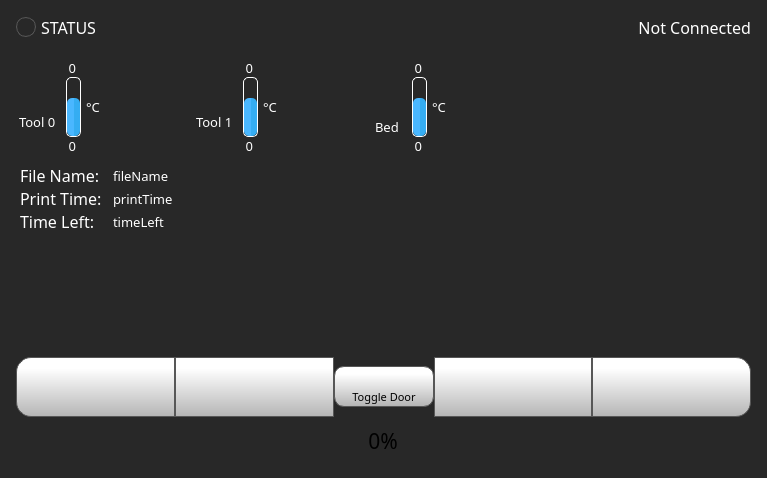
FracktalWorks/ControlCenter, file octoprint_ControlCenter/ui/home_screen/home_screen.ui: the form before one commit.
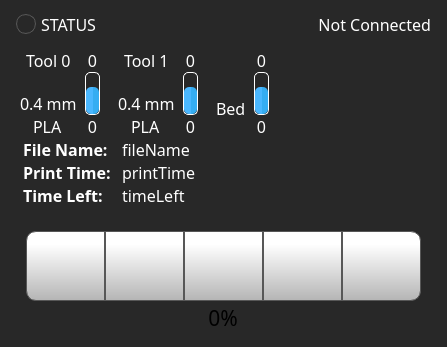
The form after the commit. Icons and pictures are not drawn.

The edit to the form file:
```diff
--- a/octoprint_ControlCenter/ui/home_screen/home_screen.ui
+++ b/octoprint_ControlCenter/ui/home_screen/home_screen.ui
@@ -6,8 +6,8 @@
    <rect>
     <x>0</x>
     <y>0</y>
-    <width>767</width>
-    <height>478</height>
+    <width>447</width>
+    <height>316</height>
    </rect>
   </property>
   <property name="windowTitle">
@@ -26,13 +26,13 @@
       <number>5</number>
      </property>
      <property name="topMargin">
-      <number>5</number>
+      <number>2</number>
      </property>
      <property name="rightMargin">
       <number>5</number>
      </property>
      <property name="bottomMargin">
-      <number>5</number>
+      <number>2</number>
      </property>
      <item alignment="Qt::AlignVCenter">
       <widget class="QLabel" name="printerStatusColour">
@@ -184,8 +184,8 @@
         <property name="styleSheet">
          <string notr="true">QFrame {
     border: none;
-    border-radius: 20px;
-    margin-right: 4px;
+    border-radius: 10px;
+    margin-right: 2px;
 
     background: qlineargradient(
         x1:0, y1:0, x2:1, y2:1,
@@ -207,7 +207,7 @@
           <number>0</number>
          </property>
          <property name="leftMargin">
-          <number>5</number>
+          <number>0</number>
          </property>
          <property name="topMargin">
           <number>0</number>
@@ -223,14 +223,23 @@
            <property name="spacing">
             <number>0</number>
            </property>
+           <property name="leftMargin">
+            <number>5</number>
+           </property>
            <property name="topMargin">
-            <number>0</number>
+            <number>5</number>
+           </property>
+           <property name="rightMargin">
+            <number>10</number>
            </property>
            <item>
             <layout class="QHBoxLayout" name="tool0Layout">
              <property name="spacing">
               <number>0</number>
              </property>
+             <property name="rightMargin">
+              <number>10</number>
+             </property>
              <item>
               <layout class="QVBoxLayout" name="verticalLayout_2">
                <item>
@@ -246,50 +255,12 @@
                  </property>
                 </spacer>
                </item>
-               <item alignment="Qt::AlignHCenter|Qt::AlignVCenter">
-                <widget class="QLabel" name="tool0Label">
-                 <property name="minimumSize">
-                  <size>
-                   <width>30</width>
-                   <height>30</height>
-                  </size>
-                 </property>
-                 <property name="maximumSize">
-                  <size>
-                   <width>40</width>
-                   <height>40</height>
-                  </size>
-                 </property>
-                 <property name="font">
-                  <font>
-                   <family>Gotham</family>
-                   <pointsize>16</pointsize>
-                   <weight>50</weight>
-                   <bold>false</bold>
-                   <underline>false</underline>
-                   <strikeout>false</strikeout>
-                  </font>
-                 </property>
-                 <property name="styleSheet">
-                  <string notr="true"/>
-                 </property>
-                 <property name="text">
-                  <string/>
-                 </property>
-                 <property name="pixmap">
-                  <pixmap resource="../resources/resource.qrc">:/Icons/img/icons/Nozzle.png</pixmap>
-                 </property>
-                 <property name="scaledContents">
-                  <bool>true</bool>
-                 </property>
-                </widget>
-               </item>
-               <item alignment="Qt::AlignHCenter|Qt::AlignVCenter">
+               <item alignment="Qt::AlignHCenter|Qt::AlignBottom">
                 <widget class="QLabel" name="label">
                  <property name="font">
                   <font>
                    <family>Montserrat</family>
-                   <pointsize>10</pointsize>
+                   <pointsize>12</pointsize>
                   </font>
                  </property>
                  <property name="styleSheet">
@@ -302,6 +273,80 @@
                  </property>
                 </widget>
                </item>
+               <item alignment="Qt::AlignHCenter|Qt::AlignVCenter">
+                <widget class="QLabel" name="tool0Label">
+                 <property name="minimumSize">
+                  <size>
+                   <width>20</width>
+                   <height>20</height>
+                  </size>
+                 </property>
+                 <property name="maximumSize">
+                  <size>
+                   <width>40</width>
+                   <height>40</height>
+                  </size>
+                 </property>
+                 <property name="font">
+                  <font>
+                   <family>Gotham</family>
+                   <pointsize>16</pointsize>
+                   <weight>50</weight>
+                   <bold>false</bold>
+                   <underline>false</underline>
+                   <strikeout>false</strikeout>
+                  </font>
+                 </property>
+                 <property name="styleSheet">
+                  <string notr="true"/>
+                 </property>
+                 <property name="text">
+                  <string/>
+                 </property>
+                 <property name="pixmap">
+                  <pixmap resource="../resources/resource.qrc">:/Icons/img/icons/Nozzle.png</pixmap>
+                 </property>
+                 <property name="scaledContents">
+                  <bool>true</bool>
+                 </property>
+                </widget>
+               </item>
+               <item>
+                <widget class="QLabel" name="tool0LoadedNozzle">
+                 <property name="font">
+                  <font>
+                   <family>Montserrat</family>
+                   <pointsize>12</pointsize>
+                  </font>
+                 </property>
+                 <property name="styleSheet">
+                  <string notr="true">
+color: White;
+background-color: rgb(255, 255, 255,0);</string>
+                 </property>
+                 <property name="text">
+                  <string>0.4 mm</string>
+                 </property>
+                </widget>
+               </item>
+               <item alignment="Qt::AlignHCenter">
+                <widget class="QLabel" name="label_6">
+                 <property name="font">
+                  <font>
+                   <family>Montserrat</family>
+                   <pointsize>12</pointsize>
+                  </font>
+                 </property>
+                 <property name="styleSheet">
+                  <string notr="true">
+color: White;
+background-color: rgb(255, 255, 255,0);</string>
+                 </property>
+                 <property name="text">
+                  <string>PLA</string>
+                 </property>
+                </widget>
+               </item>
                <item>
                 <spacer name="verticalSpacer_4">
                  <property name="orientation">
@@ -327,7 +372,7 @@
                  <property name="font">
                   <font>
                    <family>Montserrat</family>
-                   <pointsize>10</pointsize>
+                   <pointsize>12</pointsize>
                    <weight>50</weight>
                    <bold>false</bold>
                    <underline>false</underline>
@@ -352,7 +397,7 @@
                  <property name="minimumSize">
                   <size>
                    <width>15</width>
-                   <height>40</height>
+                   <height>30</height>
                   </size>
                  </property>
                  <property name="maximumSize">
@@ -404,7 +449,7 @@
                  <property name="font">
                   <font>
                    <family>Montserrat</family>
-                   <pointsize>10</pointsize>
+                   <pointsize>12</pointsize>
                    <weight>50</weight>
                    <bold>false</bold>
                    <underline>false</underline>
@@ -426,26 +471,39 @@
                </item>
               </layout>
              </item>
-             <item alignment="Qt::AlignVCenter">
-              <widget class="QLabel" name="celciusLabel">
-               <property name="font">
-                <font>
-                 <family>Montserrat</family>
-                 <pointsize>10</pointsize>
-                </font>
-               </property>
-               <property name="styleSheet">
-                <string notr="true">
-   color:  white;
-background-color: rgba(255, 255, 255, 0);</string>
-               </property>
-               <property name="text">
-                <string>°C</string>
-               </property>
-              </widget>
-             </item>
             </layout>
            </item>
+           <item>
+            <widget class="Line" name="line_2">
+             <property name="minimumSize">
+              <size>
+               <width>1</width>
+               <height>20</height>
+              </size>
+             </property>
+             <property name="maximumSize">
+              <size>
+               <width>16777215</width>
+               <height>60</height>
+              </size>
+             </property>
+             <property name="contextMenuPolicy">
+              <enum>Qt::NoContextMenu</enum>
+             </property>
+             <property name="styleSheet">
+              <string notr="true">background-color: rgb(40, 40, 40);</string>
+             </property>
+             <property name="frameShadow">
+              <enum>QFrame::Sunken</enum>
+             </property>
+             <property name="lineWidth">
+              <number>1</number>
+             </property>
+             <property name="orientation">
+              <enum>Qt::Vertical</enum>
+             </property>
+            </widget>
+           </item>
            <item>
             <spacer name="horizontalSpacer_5">
              <property name="orientation">
@@ -464,6 +522,9 @@
              <property name="spacing">
               <number>0</number>
              </property>
+             <property name="rightMargin">
+              <number>10</number>
+             </property>
              <item>
               <layout class="QVBoxLayout" name="verticalLayout_5">
                <item>
@@ -479,50 +540,12 @@
                  </property>
                 </spacer>
                </item>
-               <item alignment="Qt::AlignHCenter|Qt::AlignVCenter">
-                <widget class="QLabel" name="tool1Label">
-                 <property name="minimumSize">
-                  <size>
-                   <width>30</width>
-                   <height>30</height>
-                  </size>
-                 </property>
-                 <property name="maximumSize">
-                  <size>
-                   <width>40</width>
-                   <height>40</height>
-                  </size>
-                 </property>
-                 <property name="font">
-                  <font>
-                   <family>Gotham</family>
-                   <pointsize>16</pointsize>
-                   <weight>50</weight>
-                   <bold>false</bold>
-                   <underline>false</underline>
-                   <strikeout>false</strikeout>
-                  </font>
-                 </property>
-                 <property name="styleSheet">
-                  <string notr="true"/>
-                 </property>
-                 <property name="text">
-                  <string/>
-                 </property>
-                 <property name="pixmap">
-                  <pixmap resource="../resources/resource.qrc">:/Icons/img/icons/Nozzle.png</pixmap>
-                 </property>
-                 <property name="scaledContents">
-                  <bool>true</bool>
-                 </property>
-                </widget>
-               </item>
-               <item alignment="Qt::AlignHCenter|Qt::AlignVCenter">
+               <item alignment="Qt::AlignHCenter|Qt::AlignBottom">
                 <widget class="QLabel" name="label_2">
                  <property name="font">
                   <font>
                    <family>Montserrat</family>
-                   <pointsize>10</pointsize>
+                   <pointsize>12</pointsize>
                   </font>
                  </property>
                  <property name="styleSheet">
@@ -535,6 +558,80 @@
                  </property>
                 </widget>
                </item>
+               <item alignment="Qt::AlignHCenter|Qt::AlignVCenter">
+                <widget class="QLabel" name="tool1Label">
+                 <property name="minimumSize">
+                  <size>
+                   <width>20</width>
+                   <height>20</height>
+                  </size>
+                 </property>
+                 <property name="maximumSize">
+                  <size>
+                   <width>40</width>
+                   <height>40</height>
+                  </size>
+                 </property>
+                 <property name="font">
+                  <font>
+                   <family>Gotham</family>
+                   <pointsize>16</pointsize>
+                   <weight>50</weight>
+                   <bold>false</bold>
+                   <underline>false</underline>
+                   <strikeout>false</strikeout>
+                  </font>
+                 </property>
+                 <property name="styleSheet">
+                  <string notr="true"/>
+                 </property>
+                 <property name="text">
+                  <string/>
+                 </property>
+                 <property name="pixmap">
+                  <pixmap resource="../resources/resource.qrc">:/Icons/img/icons/Nozzle.png</pixmap>
+                 </property>
+                 <property name="scaledContents">
+                  <bool>true</bool>
+                 </property>
+                </widget>
+               </item>
+               <item alignment="Qt::AlignHCenter|Qt::AlignTop">
+                <widget class="QLabel" name="tool1LoadedNozzle">
+                 <property name="font">
+                  <font>
+                   <family>Montserrat</family>
+                   <pointsize>12</pointsize>
+                  </font>
+                 </property>
+                 <property name="styleSheet">
+                  <string notr="true">
+color: White;
+background-color: rgb(255, 255, 255,0);</string>
+                 </property>
+                 <property name="text">
+                  <string>0.4 mm</string>
+                 </property>
+                </widget>
+               </item>
+               <item alignment="Qt::AlignHCenter">
+                <widget class="QLabel" name="label_7">
+                 <property name="font">
+                  <font>
+                   <family>Montserrat</family>
+                   <pointsize>12</pointsize>
+                  </font>
+                 </property>
+                 <property name="styleSheet">
+                  <string notr="true">
+color: White;
+background-color: rgb(255, 255, 255,0);</string>
+                 </property>
+                 <property name="text">
+                  <string>PLA</string>
+                 </property>
+                </widget>
+               </item>
                <item>
                 <spacer name="verticalSpacer_6">
                  <property name="orientation">
@@ -560,7 +657,7 @@
                  <property name="font">
                   <font>
                    <family>Montserrat</family>
-                   <pointsize>10</pointsize>
+                   <pointsize>12</pointsize>
                    <weight>50</weight>
                    <bold>false</bold>
                    <underline>false</underline>
@@ -585,7 +682,7 @@
                  <property name="minimumSize">
                   <size>
                    <width>15</width>
-                   <height>40</height>
+                   <height>30</height>
                   </size>
                  </property>
                  <property name="maximumSize">
@@ -637,7 +734,7 @@
                  <property name="font">
                   <font>
                    <family>Montserrat</family>
-                   <pointsize>10</pointsize>
+                   <pointsize>12</pointsize>
                    <weight>50</weight>
                    <bold>false</bold>
                    <underline>false</underline>
@@ -659,26 +756,39 @@
                </item>
               </layout>
              </item>
-             <item alignment="Qt::AlignVCenter">
-              <widget class="QLabel" name="celciusLabel_2">
-               <property name="font">
-                <font>
-                 <family>Montserrat</family>
-                 <pointsize>10</pointsize>
-                </font>
-               </property>
-               <property name="styleSheet">
-                <string notr="true">
-   color:  white;
-background-color: rgba(255, 255, 255, 0);</string>
-               </property>
-               <property name="text">
-                <string>°C</string>
-               </property>
-              </widget>
-             </item>
             </layout>
            </item>
+           <item>
+            <widget class="Line" name="line_3">
+             <property name="minimumSize">
+              <size>
+               <width>1</width>
+               <height>20</height>
+              </size>
+             </property>
+             <property name="maximumSize">
+              <size>
+               <width>16777215</width>
+               <height>60</height>
+              </size>
+             </property>
+             <property name="contextMenuPolicy">
+              <enum>Qt::NoContextMenu</enum>
+             </property>
+             <property name="styleSheet">
+              <string notr="true">background-color: rgb(40, 40, 40);</string>
+             </property>
+             <property name="frameShadow">
+              <enum>QFrame::Sunken</enum>
+             </property>
+             <property name="lineWidth">
+              <number>1</number>
+             </property>
+             <property name="orientation">
+              <enum>Qt::Vertical</enum>
+             </property>
+            </widget>
+           </item>
            <item>
             <spacer name="horizontalSpacer_2">
              <property name="orientation">
@@ -716,8 +826,8 @@
                 <widget class="QLabel" name="bedLabel">
                  <property name="minimumSize">
                   <size>
-                   <width>40</width>
-                   <height>40</height>
+                   <width>20</width>
+                   <height>20</height>
                   </size>
                  </property>
                  <property name="maximumSize">
@@ -755,7 +865,7 @@
                  <property name="font">
                   <font>
                    <family>Montserrat</family>
-                   <pointsize>10</pointsize>
+                   <pointsize>12</pointsize>
                   </font>
                  </property>
                  <property name="styleSheet">
@@ -793,7 +903,7 @@
                  <property name="font">
                   <font>
                    <family>Montserrat</family>
-                   <pointsize>10</pointsize>
+                   <pointsize>12</pointsize>
                    <weight>50</weight>
                    <bold>false</bold>
                    <underline>false</underline>
@@ -818,7 +928,7 @@
                  <property name="minimumSize">
                   <size>
                    <width>15</width>
-                   <height>40</height>
+                   <height>30</height>
                   </size>
                  </property>
                  <property name="maximumSize">
@@ -870,7 +980,7 @@
                  <property name="font">
                   <font>
                    <family>Montserrat</family>
-                   <pointsize>10</pointsize>
+                   <pointsize>12</pointsize>
                    <weight>50</weight>
                    <bold>false</bold>
                    <underline>false</underline>
@@ -892,38 +1002,27 @@
                </item>
               </layout>
              </item>
-             <item alignment="Qt::AlignVCenter">
-              <widget class="QLabel" name="celciusLabel_3">
-               <property name="font">
-                <font>
-                 <family>Montserrat</family>
-                 <pointsize>10</pointsize>
-                </font>
-               </property>
-               <property name="styleSheet">
-                <string notr="true">
-   color:  white;
-background-color: rgba(255, 255, 255, 0);</string>
-               </property>
-               <property name="text">
-                <string>°C</string>
-               </property>
-              </widget>
-             </item>
             </layout>
            </item>
           </layout>
          </item>
          <item>
           <layout class="QFormLayout" name="printInfoLayout">
+           <property name="leftMargin">
+            <number>8</number>
+           </property>
+           <property name="bottomMargin">
+            <number>8</number>
+           </property>
            <item row="0" column="0">
             <widget class="QLabel" name="FileNameLabel">
              <property name="font">
               <font>
                <family>Montserrat</family>
                <pointsize>12</pointsize>
-               <weight>50</weight>
-               <bold>false</bold>
+               <weight>75</weight>
+               <bold>true</bold>
+               <kerning>false</kerning>
               </font>
              </property>
              <property name="styleSheet">
@@ -939,7 +1038,7 @@
              <property name="font">
               <font>
                <family>Montserrat</family>
-               <pointsize>10</pointsize>
+               <pointsize>12</pointsize>
               </font>
              </property>
              <property name="styleSheet">
@@ -963,8 +1062,9 @@
               <font>
                <family>Montserrat</family>
                <pointsize>12</pointsize>
-               <weight>50</weight>
-               <bold>false</bold>
+               <weight>75</weight>
+               <bold>true</bold>
+               <kerning>false</kerning>
               </font>
              </property>
              <property name="styleSheet">
@@ -980,7 +1080,7 @@
              <property name="font">
               <font>
                <family>Montserrat</family>
-               <pointsize>10</pointsize>
+               <pointsize>12</pointsize>
               </font>
              </property>
              <property name="styleSheet">
@@ -998,8 +1098,9 @@
               <font>
                <family>Montserrat</family>
                <pointsize>12</pointsize>
-               <weight>50</weight>
-               <bold>false</bold>
+               <weight>75</weight>
+               <bold>true</bold>
+               <kerning>false</kerning>
               </font>
              </property>
              <property name="styleSheet">
@@ -1015,7 +1116,7 @@
              <property name="font">
               <font>
                <family>Montserrat</family>
-               <pointsize>10</pointsize>
+               <pointsize>12</pointsize>
               </font>
              </property>
              <property name="styleSheet">
@@ -1032,19 +1133,6 @@
            </item>
           </layout>
          </item>
-         <item>
-          <spacer name="verticalSpacer_2">
-           <property name="orientation">
-            <enum>Qt::Vertical</enum>
-           </property>
-           <property name="sizeHint" stdset="0">
-            <size>
-             <width>0</width>
-             <height>0</height>
-            </size>
-           </property>
-          </spacer>
-         </item>
         </layout>
        </widget>
       </item>
@@ -1053,7 +1141,7 @@
         <property name="styleSheet">
          <string notr="true">QFrame {
     border: none;
-    border-radius: 20px;
+    border-radius: 10px;
     margin-left : 2px;
 
     background: qlineargradient(
@@ -1092,16 +1180,22 @@
            <property name="enabled">
             <bool>true</bool>
            </property>
+           <property name="sizePolicy">
+            <sizepolicy hsizetype="Expanding" vsizetype="Expanding">
+             <horstretch>0</horstretch>
+             <verstretch>0</verstretch>
+            </sizepolicy>
+           </property>
            <property name="minimumSize">
             <size>
-             <width>20</width>
-             <height>20</height>
+             <width>40</width>
+             <height>40</height>
             </size>
            </property>
            <property name="maximumSize">
             <size>
-             <width>400</width>
-             <height>400</height>
+             <width>5000</width>
+             <height>5000</height>
             </size>
            </property>
            <property name="font">
@@ -1135,7 +1229,7 @@
      <property name="styleSheet">
       <string notr="true">QFrame {
     border: none;
-    border-radius: 20px;
+    border-radius: 10px;
 
     background: qlineargradient(
         x1:0, y1:0, x2:1, y2:1,
@@ -1154,7 +1248,7 @@
      </property>
      <layout class="QVBoxLayout" name="verticalLayout_3">
       <property name="spacing">
-       <number>3</number>
+       <number>0</number>
       </property>
       <property name="leftMargin">
        <number>5</number>
@@ -1169,165 +1263,37 @@
        <number>5</number>
       </property>
       <item>
-       <layout class="QHBoxLayout" name="buttonBox" stretch="1,1,0,1,1">
+       <layout class="QHBoxLayout" name="buttonBox" stretch="1,1,1,1,1">
         <property name="spacing">
          <number>0</number>
         </property>
-        <item>
-         <widget class="QPushButton" name="menuButton">
-          <property name="sizePolicy">
-           <sizepolicy hsizetype="Expanding" vsizetype="Fixed">
-            <horstretch>0</horstretch>
-            <verstretch>0</verstretch>
-           </sizepolicy>
-          </property>
-          <property name="minimumSize">
-           <size>
-            <width>0</width>
-            <height>60</height>
-           </size>
-          </property>
-          <property name="font">
-           <font>
-            <family>Gotham</family>
-            <pointsize>16</pointsize>
-           </font>
-          </property>
-          <property name="styleSheet">
-           <string notr="true">QPushButton {
-    border: 1px solid rgb(87, 87, 87);
-	background-color: qlineargradient(spread:pad, x1:0, y1:1, x2:0, y2:0.188, stop:0 rgba(180, 180, 180, 255), stop:1 rgba(255, 255, 255, 255));
-    border-top-left-radius: 15px;
-
-border-bottom-left-radius: 15px;
-
-}
-
-QPushButton:pressed {
-
-    background-color: qlineargradient(x1: 0, y1: 0, x2: 0, y2: 1,
-                                      stop: 0 #dadbde, stop: 1 #f6f7fa);
-}
-
-QPushButton:flat {
-    border: none; /* no border for a flat push button */
-}
-
-QPushButton:default {
-    border-color: navy; /* make the default button prominent */
-}
-
-QPushButton:focus {
-	outline: none;
-}</string>
-          </property>
-          <property name="text">
-           <string/>
-          </property>
-          <property name="icon">
-           <iconset resource="../resources/resource.qrc">
-            <normaloff>:/Icons/img/icons/menu.png</normaloff>:/Icons/img/icons/menu.png</iconset>
-          </property>
-          <property name="iconSize">
-           <size>
-            <width>30</width>
-            <height>30</height>
-           </size>
-          </property>
-          <property name="checkable">
-           <bool>false</bool>
-          </property>
-          <property name="autoDefault">
-           <bool>false</bool>
-          </property>
-          <property name="default">
-           <bool>false</bool>
-          </property>
-          <property name="flat">
-           <bool>false</bool>
-          </property>
-         </widget>
-        </item>
-        <item>
-         <widget class="QPushButton" name="controlButton">
-          <property name="sizePolicy">
-           <sizepolicy hsizetype="Expanding" vsizetype="Fixed">
-            <horstretch>0</horstretch>
-            <verstretch>0</verstretch>
-           </sizepolicy>
-          </property>
-          <property name="minimumSize">
-           <size>
-            <width>0</width>
-            <height>60</height>
-           </size>
-          </property>
-          <property name="font">
-           <font>
-            <family>Gotham</family>
-            <pointsize>16</pointsize>
-           </font>
-          </property>
-          <property name="styleSheet">
-           <string notr="true">QPushButton {
-     border: 1px solid rgb(87, 87, 87);
-
-	background-color: qlineargradient(spread:pad, x1:0, y1:1, x2:0, y2:0.188, stop:0 rgba(180, 180, 180, 255), stop:1 rgba(255, 255, 255, 255));
-}
-
-QPushButton:pressed {
-    background-color: qlineargradient(x1: 0, y1: 0, x2: 0, y2: 1,
-                                      stop: 0 #dadbde, stop: 1 #f6f7fa);
-}
-
-QPushButton:flat {
-    border: none; /* no border for a flat push button */
-}
-
-QPushButton:default {
-    border-color: navy; /* make the default button prominent */
-}
-
-QPushButton:focus {
-	outline: none;
-}</string>
-          </property>
-          <property name="text">
-           <string/>
-          </property>
-          <property name="icon">
-           <iconset resource="../resources/resource.qrc">
-            <normaloff>:/Icons/img/icons/settings-1.png</normaloff>:/Icons/img/icons/settings-1.png</iconset>
-          </property>
-          <property name="iconSize">
-           <size>
-            <width>30</width>
-            <height>30</height>
-           </size>
-          </property>
-          <property name="checkable">
-           <bool>false</bool>
-          </property>
-          <property name="autoDefault">
-           <bool>false</bool>
-          </property>
-          <property name="default">
-           <bool>false</bool>
-          </property>
-          <property name="flat">
-           <bool>false</bool>
-          </property>
-         </widget>
-        </item>
+        <property name="leftMargin">
+         <number>10</number>
+        </property>
+        <property name="topMargin">
+         <number>5</number>
+        </property>
+        <property name="rightMargin">
+         <number>10</number>
+        </property>
+        <property name="bottomMargin">
+         <number>5</number>
+        </property>
         <item>
          <widget class="QToolButton" name="doorLockButton">
           <property name="enabled">
            <bool>true</bool>
           </property>
+          <property name="sizePolicy">
+           <sizepolicy hsizetype="Expanding" vsizetype="Fixed">
+            <horstretch>0</horstretch>
+            <verstretch>0</verstretch>
+           </sizepolicy>
+          </property>
           <property name="minimumSize">
            <size>
-            <width>100</width>
-            <height>0</height>
+            <width>0</width>
+            <height>70</height>
            </size>
           </property>
           <property name="font">
@@ -1338,14 +1304,16 @@
           </property>
           <property name="styleSheet">
            <string notr="true">QToolButton {
-	padding-top: 20px;
+	padding-top: 15px;
      border: 1px solid rgb(87, 87, 87);
 	background-color: qlineargradient(spread:pad, x1:0, y1:1, x2:0, y2:0.188, stop:0 rgba(180, 180, 180, 255), stop:1 rgba(255, 255, 255, 255));
+    border-top-left-radius: 10px;
 
-border-radius: 10px;
+border-bottom-left-radius: 10px;
+/*border-radius: 10px;
 
 
-
+*/
 
 }
 
@@ -1363,7 +1331,7 @@
 }</string>
           </property>
           <property name="text">
-           <string>Toggle Door</string>
+           <string/>
           </property>
           <property name="icon">
            <iconset resource="../resources/resource.qrc">
@@ -1390,6 +1358,150 @@
           </property>
          </widget>
         </item>
+        <item>
+         <widget class="QPushButton" name="menuButton">
+          <property name="sizePolicy">
+           <sizepolicy hsizetype="Expanding" vsizetype="Fixed">
+            <horstretch>0</horstretch>
+            <verstretch>0</verstretch>
+           </sizepolicy>
+          </property>
+          <property name="minimumSize">
+           <size>
+            <width>0</width>
+            <height>70</height>
+           </size>
+          </property>
+          <property name="font">
+           <font>
+            <family>Gotham</family>
+            <pointsize>16</pointsize>
+           </font>
+          </property>
+          <property name="styleSheet">
+           <string notr="true">QPushButton {
+    border: 1px solid rgb(87, 87, 87);
+	background-color: qlineargradient(spread:pad, x1:0, y1:1, x2:0, y2:0.188, stop:0 rgba(180, 180, 180, 255), stop:1 rgba(255, 255, 255, 255));
+
+
+}
+
+QPushButton:pressed {
+
+    background-color: qlineargradient(x1: 0, y1: 0, x2: 0, y2: 1,
+                                      stop: 0 #dadbde, stop: 1 #f6f7fa);
+}
+
+QPushButton:flat {
+    border: none; /* no border for a flat push button */
+}
+
+QPushButton:default {
+    border-color: navy; /* make the default button prominent */
+}
+
+QPushButton:focus {
+	outline: none;
+}</string>
+          </property>
+          <property name="text">
+           <string/>
+          </property>
+          <property name="icon">
+           <iconset resource="../resources/resource.qrc">
+            <normaloff>:/Icons/img/icons/menu.png</normaloff>:/Icons/img/icons/menu.png</iconset>
+          </property>
+          <property name="iconSize">
+           <size>
+            <width>30</width>
+            <height>30</height>
+           </size>
+          </property>
+          <property name="checkable">
+           <bool>false</bool>
+          </property>
+          <property name="autoDefault">
+           <bool>false</bool>
+          </property>
+          <property name="default">
+           <bool>false</bool>
+          </property>
+          <property name="flat">
+           <bool>false</bool>
+          </property>
+         </widget>
+        </item>
+        <item>
+         <widget class="QPushButton" name="controlButton">
+          <property name="sizePolicy">
+           <sizepolicy hsizetype="Expanding" vsizetype="Fixed">
+            <horstretch>0</horstretch>
+            <verstretch>0</verstretch>
+           </sizepolicy>
+          </property>
+          <property name="minimumSize">
+           <size>
+            <width>0</width>
+            <height>70</height>
+           </size>
+          </property>
+          <property name="font">
+           <font>
+            <family>Gotham</family>
+            <pointsize>16</pointsize>
+           </font>
+          </property>
+          <property name="styleSheet">
+           <string notr="true">QPushButton {
+     border: 1px solid rgb(87, 87, 87);
+
+	background-color: qlineargradient(spread:pad, x1:0, y1:1, x2:0, y2:0.188, stop:0 rgba(180, 180, 180, 255), stop:1 rgba(255, 255, 255, 255));
+}
+
+QPushButton:pressed {
+    background-color: qlineargradient(x1: 0, y1: 0, x2: 0, y2: 1,
+                                      stop: 0 #dadbde, stop: 1 #f6f7fa);
+}
+
+QPushButton:flat {
+    border: none; /* no border for a flat push button */
+}
+
+QPushButton:default {
+    border-color: navy; /* make the default button prominent */
+}
+
+QPushButton:focus {
+	outline: none;
+}</string>
+          </property>
+          <property name="text">
+           <string/>
+          </property>
+          <property name="icon">
+           <iconset resource="../resources/resource.qrc">
+            <normaloff>:/Icons/img/icons/settings-1.png</normaloff>:/Icons/img/icons/settings-1.png</iconset>
+          </property>
+          <property name="iconSize">
+           <size>
+            <width>30</width>
+            <height>30</height>
+           </size>
+          </property>
+          <property name="checkable">
+           <bool>false</bool>
+          </property>
+          <property name="autoDefault">
+           <bool>false</bool>
+          </property>
+          <property name="default">
+           <bool>false</bool>
+          </property>
+          <property name="flat">
+           <bool>false</bool>
+          </property>
+         </widget>
+        </item>
         <item>
          <widget class="QPushButton" name="playPauseButton">
           <property name="sizePolicy">
@@ -1401,7 +1513,7 @@
           <property name="minimumSize">
            <size>
             <width>0</width>
-            <height>60</height>
+            <height>70</height>
            </size>
           </property>
           <property name="font">
@@ -1477,7 +1589,7 @@
           <property name="minimumSize">
            <size>
             <width>0</width>
-            <height>60</height>
+            <height>70</height>
            </size>
           </property>
           <property name="font">
@@ -1489,9 +1601,9 @@
           <property name="styleSheet">
            <string notr="true">QPushButton {
     border: 1px solid rgb(87, 87, 87);
-    border-top-right-radius: 15px;
+    border-top-right-radius: 10px;
 
-border-bottom-right-radius: 15px;
+border-bottom-right-radius: 10px;
 	background-color: qlineargradient(spread:pad, x1:0, y1:1, x2:0, y2:0.188, stop:0 rgba(180, 180, 180, 255), stop:1 rgba(255, 255, 255, 255));
 }
 
@@ -1534,7 +1646,7 @@
         <property name="minimumSize">
          <size>
           <width>300</width>
-          <height>0</height>
+          <height>25</height>
          </size>
         </property>
         <property name="maximumSize">
@@ -1557,7 +1669,7 @@
         <property name="styleSheet">
          <string notr="true">QProgressBar {
     border: none;
-    border-radius: 12px;
+    border-radius: 10px;
     background-color: qlineargradient(
         x1:0, y1:0, x2:0, y2:1,
         stop:0 #3a3a3a,
@@ -1565,11 +1677,13 @@
     );
     text-align: center;
 margin: 2px;
+margin-right:10px;
+margin-left:10px;
 }
 
 
 QProgressBar::chunk {
-    border-radius: 12px;
+    border-radius: 10px;
     background: qlineargradient(
         x1:0, y1:0, x2:0, y2:1,
         stop:0 #52ff56,
```
Left out of the diff: 1 changed line with no effect on the pictures.
